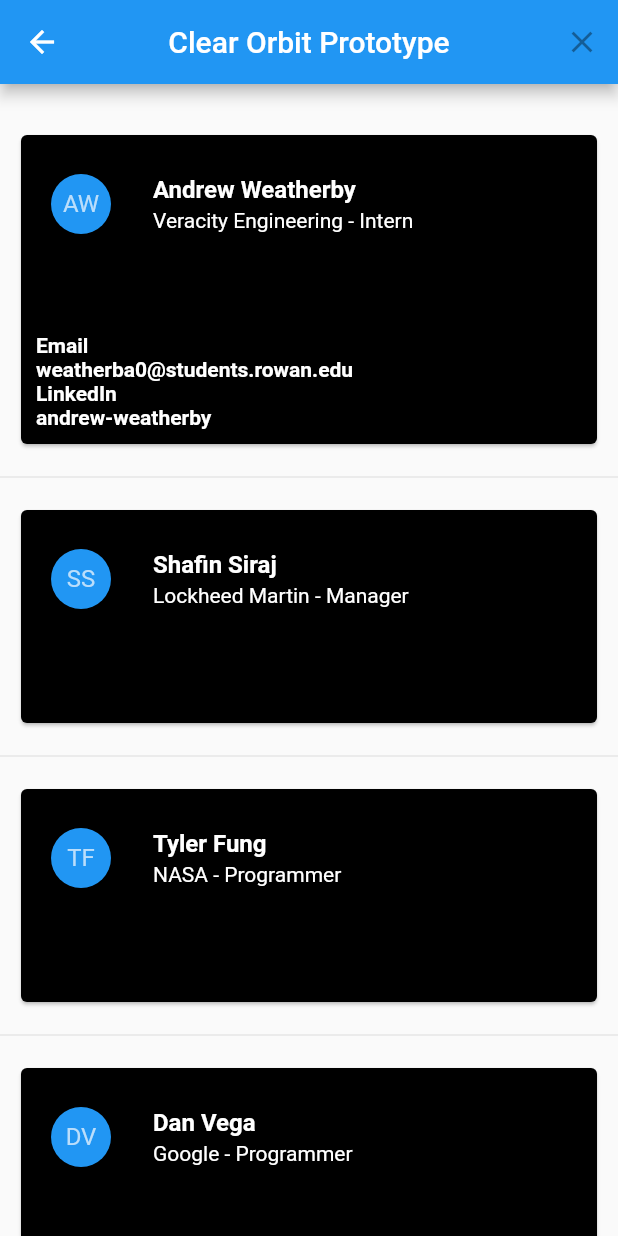
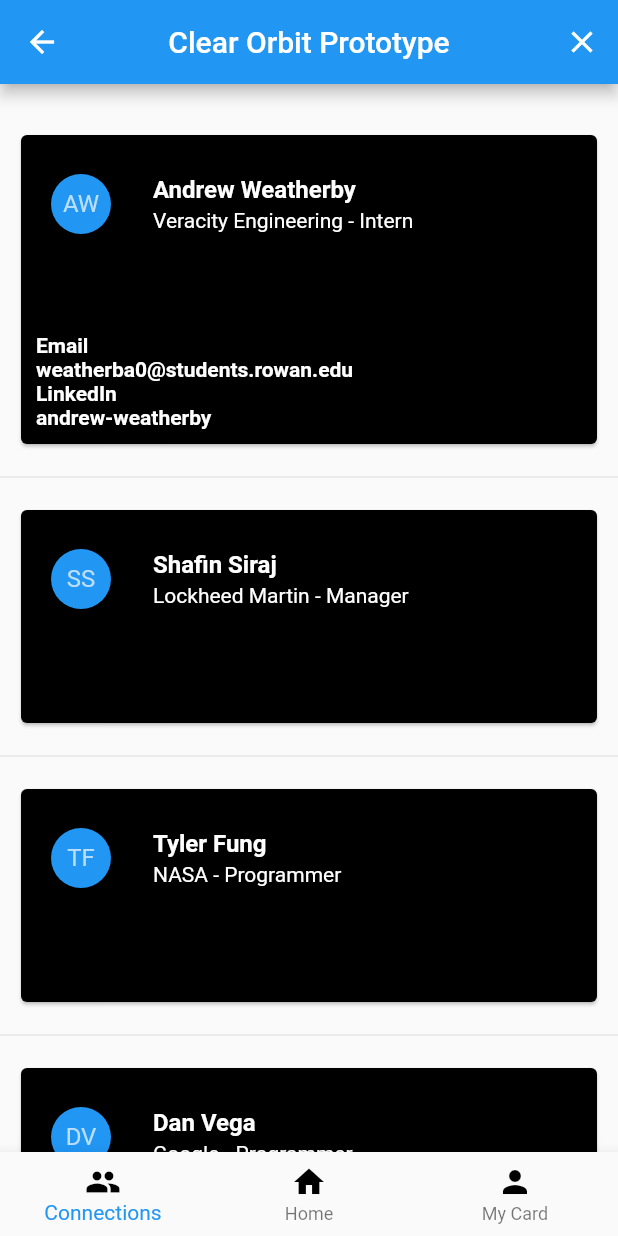
Before and after one commit to SeniorProj19/FacialRecognition, a Flutter app: the app_view screen opened by its route, after a tap on the "expand more" icon, on a phone screen of 412 x 824 dp. Run offline on Flutter 3.47's test engine with Material 2 defaults, Android fonts, the phone set to English and light mode, and no system bars; drawn by our look-alikes of expandable; our stand-ins replace camera.

Commit message:
Update app_view.dart
Changed app_view to a stateful widget and merged Vince's code into the application

```diff
--- a/clear_orbit_app/lib/pages/app_view.dart
+++ b/clear_orbit_app/lib/pages/app_view.dart
@@ -5,9 +5,15 @@ import 'package:clear_orbit_app/pages/connections_view.dart';
 import 'package:clear_orbit_app/pages/card_view.dart';
 import 'package:clear_orbit_app/services/global.dart';
 
-class app_view extends StatelessWidget {
+class app_view extends StatefulWidget {
+  @override
+  _app_view_state createState() => _app_view_state();
+}
+
+class _app_view_state extends State<app_view> {
 
   final PageController controller = new PageController(initialPage: 1);
+  int bottomSelectedIndex = 1;
 
   //List of pages
   final List<Widget> widgetList = <Widget> [
@@ -15,6 +21,19 @@ class app_view extends StatelessWidget {
     camera_view(),
     card_view()
   ];
+
+  void pageChanged(int index) {
+    setState(() {
+      bottomSelectedIndex = index;
+    });
+  }
+
+  void bottomTapped(int index) {
+    setState(() {
+      bottomSelectedIndex = index;
+      controller.animateToPage(index, duration: Duration(milliseconds: 500), curve: Curves.ease);
+    });
+  }
 
   @override
   Widget build(BuildContext context) {
@@ -27,6 +46,28 @@ class app_view extends StatelessWidget {
           IconButton(
             icon: Icon(Icons.clear),
             tooltip: 'Sign Out',
+            onPressed: (){},
+          )
+        ],
+      ),
+      bottomNavigationBar: BottomNavigationBar(
+        currentIndex: bottomSelectedIndex,
+        onTap: (index) {
+          bottomTapped(index);
+        },
+        items: [
+          BottomNavigationBarItem(
+            icon: Icon(Icons.people,color: Color.fromARGB(255, 0, 0, 0)),
+            title: new Text('Connections'),
+          ),
+          BottomNavigationBarItem(
+              icon: Icon(Icons.home,color: Color.fromARGB(255, 0, 0, 0)),
+              title: new Text('Home')
+          ),
+
+          BottomNavigationBarItem(
+              icon: Icon(Icons.person,color: Color.fromARGB(255, 0, 0, 0)),
+              title: new Text('My Card')
           )
         ],
       ),
@@ -36,6 +77,9 @@ class app_view extends StatelessWidget {
           PageView.builder(
               physics: ClampingScrollPhysics(),
               itemCount: widgetList.length,
+              onPageChanged: (index){
+                pageChanged(index);
+              },
               controller: controller,
               itemBuilder: (context, index){
                 return widgetList[index];
@@ -46,4 +90,6 @@ class app_view extends StatelessWidget {
     );
 
   }
+
+
 }
```
